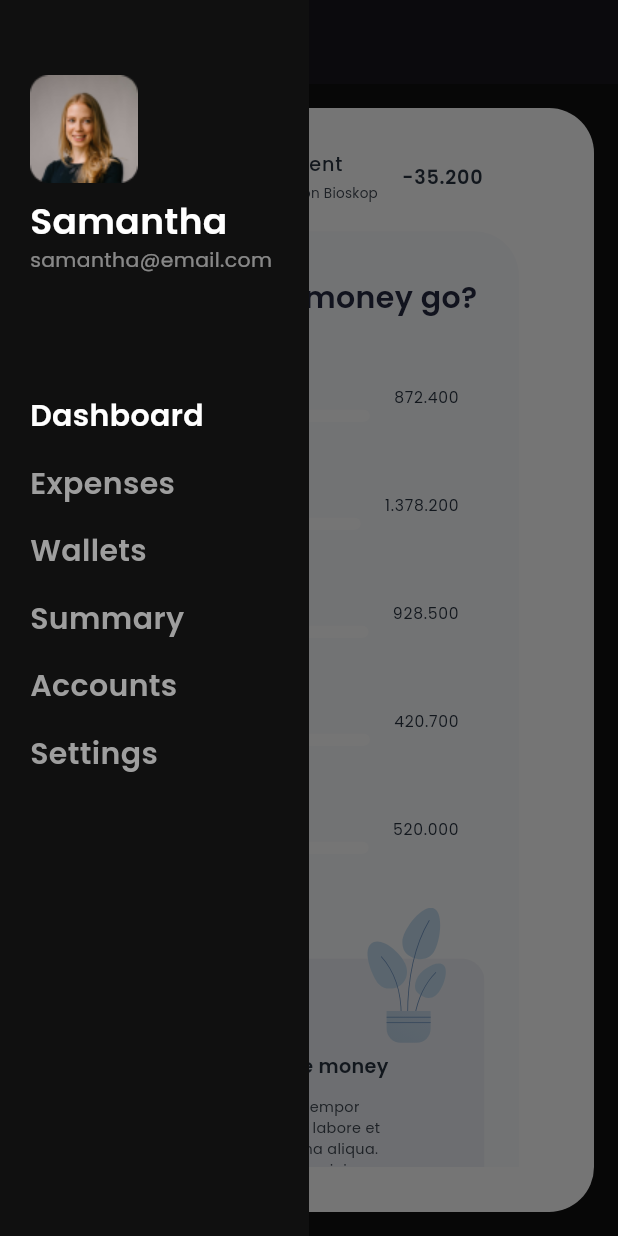
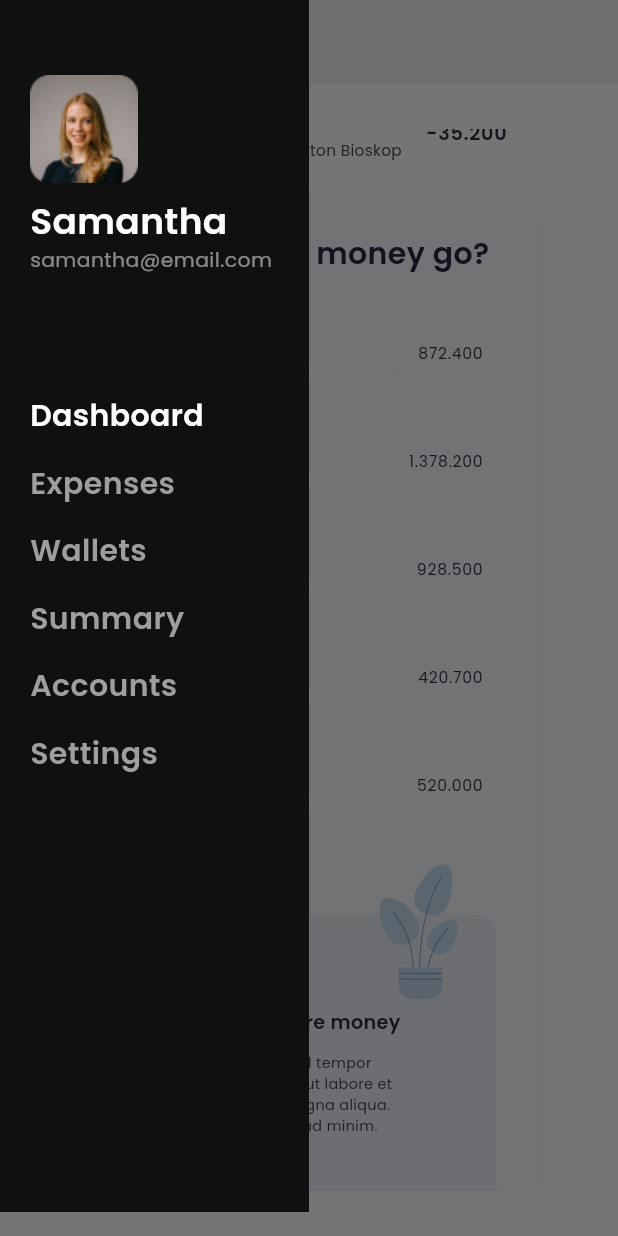
Before and after one commit to YasmeenGad/responsive_dashboard, a Flutter app: the screen it shows after launch, scrolled down 576 dp, after a tap on the "menu" icon, on a phone screen of 412 x 824 dp. Run offline on Flutter 3.47's test engine with Material 3 defaults, Android fonts, the phone set to English and light mode, and no system bars; our stand-ins replace device_preview, flutter_svg, google_fonts.

Commit message:
finish mobile layout

```diff
--- a/lib/main.dart
+++ b/lib/main.dart
@@ -1,8 +1,9 @@
+import 'package:device_preview/device_preview.dart';
 import 'package:flutter/material.dart';
 import 'package:responsive_dashboard/src/core/routes/app_routes.dart';
 
 void main(List<String> args) {
-  runApp(const ResponsiveDashBoard());
+  runApp(DevicePreview(enabled: true, builder: (context) => ResponsiveDashBoard()));
 }
 
 class ResponsiveDashBoard extends StatelessWidget {
@@ -12,7 +13,9 @@ class ResponsiveDashBoard extends StatelessWidget {
   Widget build(BuildContext context) {
     return MaterialApp(
       debugShowCheckedModeBanner: false,
-      initialRoute:AppRoutes.dashbordView ,
+      locale: DevicePreview.locale(context),
+      builder: DevicePreview.appBuilder,
+      initialRoute: AppRoutes.dashbordView,
       routes: AppRoutes.getRoutes(),
     );
   }
--- a/lib/src/features/pages/dashboard_view.dart
+++ b/lib/src/features/pages/dashboard_view.dart
@@ -28,10 +28,10 @@ class _DashboardViewState extends State<DashboardView> {
                     keyScaffoldState.currentState?.openDrawer();
                     setState(() {});
                   },
-                  icon: Icon(Icons.menu, color: AppColor.whiteColor,)),
-                  elevation: 0,
-                  backgroundColor: Colors.transparent,
-
+                  icon: Icon(Icons.menu)),
+              elevation: 0,
+              backgroundColor: AppColor.whiteColor,
+              shadowColor: Colors.transparent,
             )
           : null,
       drawer: MediaQuery.sizeOf(context).width < SizeConfig.tablet
--- a/lib/src/features/widgets/custom_today_row.dart
+++ b/lib/src/features/widgets/custom_today_row.dart
@@ -13,9 +13,13 @@ class CustomTodayRow extends StatelessWidget {
       leading: SvgPicture.asset(
         customTodayModel.image,
       ),
-      title: Text(
-        customTodayModel.title,
-        style: AppTextStyle.styleMedium16(context),
+      title: FittedBox(
+        fit: BoxFit.scaleDown,
+        alignment: Alignment.centerLeft,
+        child: Text(
+          customTodayModel.title,
+          style: AppTextStyle.styleMedium16(context),
+        ),
       ),
       subtitle: FittedBox(
         alignment: Alignment.centerLeft,
--- a/lib/src/features/widgets/custome_drawer.dart
+++ b/lib/src/features/widgets/custome_drawer.dart
@@ -23,7 +23,9 @@ class _CustomeDrawerState extends State<CustomeDrawer> {
 
   @override
   Widget build(BuildContext context) {
-    return Container(
+    return Padding(
+      padding: const EdgeInsets.only(bottom: 16),
+      child: Container(
         color: AppColor.primaryColor,
         child: CustomScrollView(
           slivers: [
@@ -41,9 +43,8 @@ class _CustomeDrawerState extends State<CustomeDrawer> {
             SliverList(
               delegate: SliverChildBuilderDelegate(
                 (context, index) {
-                Color textColor = (index == activeIndex)
-                    ? AppColor.whiteColor
-                    : Colors.grey;
+                  Color textColor =
+                      (index == activeIndex) ? AppColor.whiteColor : Colors.grey;
 
                   return GestureDetector(
                     onTap: () {
@@ -52,7 +53,8 @@ class _CustomeDrawerState extends State<CustomeDrawer> {
                       });
                     },
                     child: Padding(
-                    padding: const EdgeInsets.only(bottom: 16,left: 20, right: 20),
+                      padding:
+                          const EdgeInsets.only(bottom: 16, left: 20, right: 20),
                       child: FittedBox(
                         fit: BoxFit.scaleDown,
                         alignment: Alignment.centerLeft,
@@ -60,8 +62,7 @@ class _CustomeDrawerState extends State<CustomeDrawer> {
                           cursor: SystemMouseCursors.click,
                           child: Text(
                             data[index],
-                          style:
-                              AppTextStyle.styleSemiBold25(context).copyWith(
+                            style: AppTextStyle.styleSemiBold25(context).copyWith(
                               color: textColor,
                             ),
                           ),
@@ -75,6 +76,7 @@ class _CustomeDrawerState extends State<CustomeDrawer> {
             ),
           ],
         ),
+      ),
     );
   }
 }
--- a/lib/src/features/widgets/mobile_layout.dart
+++ b/lib/src/features/widgets/mobile_layout.dart
@@ -7,18 +7,13 @@ class MobileLayout extends StatelessWidget {
 
   @override
   Widget build(BuildContext context) {
-    return Expanded(
-        child: Padding(
-      padding: const EdgeInsets.only(top: 16, right: 16, bottom: 16),
-      child: Container(
-        decoration: BoxDecoration(
-          color: AppColor.whiteColor,
-          borderRadius: BorderRadius.circular(30),
-        ),
-        child: Padding(
-            padding: const EdgeInsets.symmetric(vertical: 30, horizontal: 50),
-            child: CustomExpensesScrollTabletLayout()),
+    return Container(
+      decoration: BoxDecoration(
+        color: AppColor.whiteColor,
       ),
-    ));
+      child: Padding(
+          padding: const EdgeInsets.symmetric(vertical: 30, horizontal: 50),
+          child: CustomExpensesScrollTabletLayout()),
+    );
   }
 }
--- a/pubspec.yaml
+++ b/pubspec.yaml
@@ -38,6 +38,7 @@ dependencies:
   google_fonts: ^6.2.1
   flutter_svg: ^2.0.10+1
   percent_indicator: ^4.0.1
+  device_preview: ^1.2.0
 
 dev_dependencies:
   flutter_test:
```
Also changed, not shown: pubspec.lock, 1 other file. Lines whose indentation alone changed are shown as unchanged.
